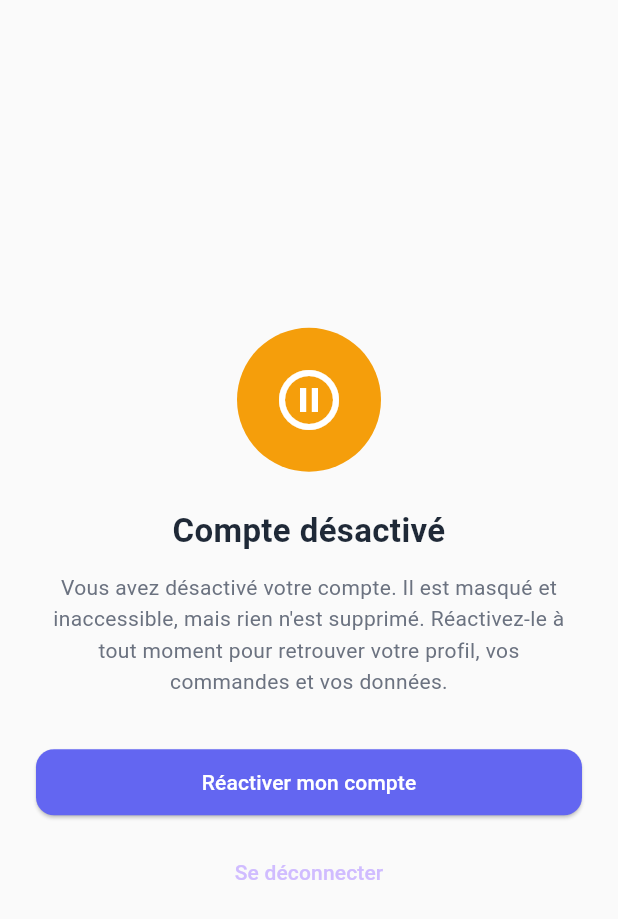
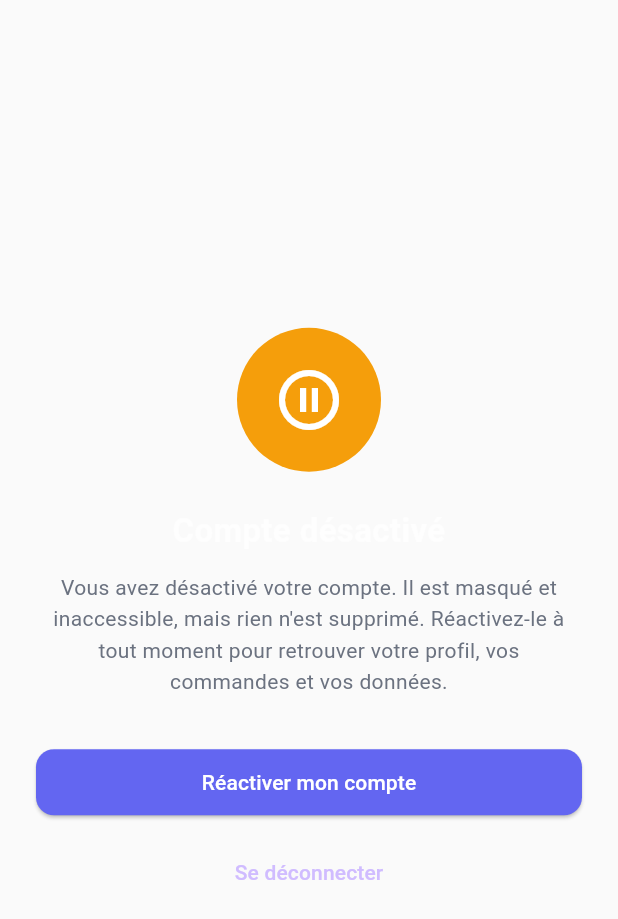
Before and after one commit to Connacri/CargoLink, a Flutter app: the AccountStatusScreen screen opened directly, on a phone screen of 412 x 824 dp. Shown: the top 919 px of the screen. Run offline on Flutter 3.47's test engine with Material 3 defaults, Android fonts, the phone set to English and light mode, and no system bars; our stand-ins replace file_picker, firebase_auth, firebase_core, firebase_messaging, flutter_local_notifications, flutter_riverpod and 3 more; accounts and stored records are empty; network calls fail.

Commit message:
Add theme color helpers and apply updated palette in admin/profile screens

```diff
--- a/lib/core/theme/app_theme.dart
+++ b/lib/core/theme/app_theme.dart
@@ -8,17 +8,20 @@ class AppTheme {
   // Primary Colors
   static const Color primaryColor = Color(0xFF6366F1); // Indigo
   static const Color primaryDark = Color(0xFF4F46E5);
-  static const Color primaryLight = Color(0xE0E7FF);
+  static const Color primaryLight = Color(0xFFBA1A1A);
+  static const Color red = Colors.red;
+  static const Color green = Colors.green;
+  static const Color blue = Colors.blue;
 
   // Accent Colors
   static const Color accentColor = Color(0xFF10B981); // Green
   static const Color warningColor = Color(0xFFF59E0B); // Amber
-  static const Color errorColor = Color(0xEF4444); // Red
+  static const Color errorColor = Colors.red; // Red
 
   // Neutral Colors
   static const Color backgroundColor = Color(0xFFFAFAFA);
   static const Color surfaceColor = Color(0xFFFFFFFF);
-  static const Color textPrimaryColor = Color(0xFF1F2937);
+  static const Color textPrimaryColor = Colors.white70;
   static const Color textSecondaryColor = Color(0xFF6B7280);
   static const Color dividerColor = Color(0xFFE5E7EB);
 
--- a/lib/screens/admin/admin_dashboard_screen.dart
+++ b/lib/screens/admin/admin_dashboard_screen.dart
@@ -183,7 +183,7 @@ class _ShipperVerificationCard extends ConsumerWidget {
                     icon: const Icon(Icons.close, size: 18),
                     label: const Text('Rejeter'),
                     style: OutlinedButton.styleFrom(
-                      foregroundColor: AppTheme.errorColor,
+                      foregroundColor: AppTheme.red,
                     ),
                   ),
                 ),
@@ -409,7 +409,7 @@ class _DisputeCard extends ConsumerWidget {
                     icon: const Icon(Icons.thumb_down, size: 18),
                     label: const Text('Rejeter'),
                     style: OutlinedButton.styleFrom(
-                      foregroundColor: AppTheme.errorColor,
+                      foregroundColor: AppTheme.red,
                     ),
                   ),
                 ),
@@ -549,7 +549,7 @@ class _RevenueTab extends ConsumerWidget {
           value,
           style: const TextStyle(
             fontWeight: FontWeight.bold,
-            color: AppTheme.textPrimaryColor,
+            color: AppTheme.blue,
           ),
         ),
       ),
--- a/lib/screens/profile/profile_screen.dart
+++ b/lib/screens/profile/profile_screen.dart
@@ -362,7 +362,7 @@ class _ProfileScreenState extends ConsumerState<ProfileScreen> {
                   icon: const Icon(Icons.logout),
                   label: const Text('Se déconnecter'),
                   style: OutlinedButton.styleFrom(
-                    foregroundColor: AppTheme.accentColor,
+                    foregroundColor: AppTheme.green,
                   ),
                 ),
                 const SizedBox(height: 8),
@@ -380,7 +380,7 @@ class _ProfileScreenState extends ConsumerState<ProfileScreen> {
                   icon: const Icon(Icons.delete_forever_outlined),
                   label: const Text('Supprimer définitivement le compte'),
                   style: OutlinedButton.styleFrom(
-                    foregroundColor: AppTheme.primaryLight,
+                    foregroundColor: AppTheme.red,
                   ),
                 ),
               ],
@@ -718,7 +718,7 @@ class _ProfileScreenState extends ConsumerState<ProfileScreen> {
         }
         return Card(
           margin: const EdgeInsets.only(top: 16),
-          color: color.withOpacity(0.12),
+          //color: color.withOpacity(0.12),
           child: Padding(
             padding: const EdgeInsets.all(12),
             child: Row(
```
Also changed, not shown: 1 other file.
